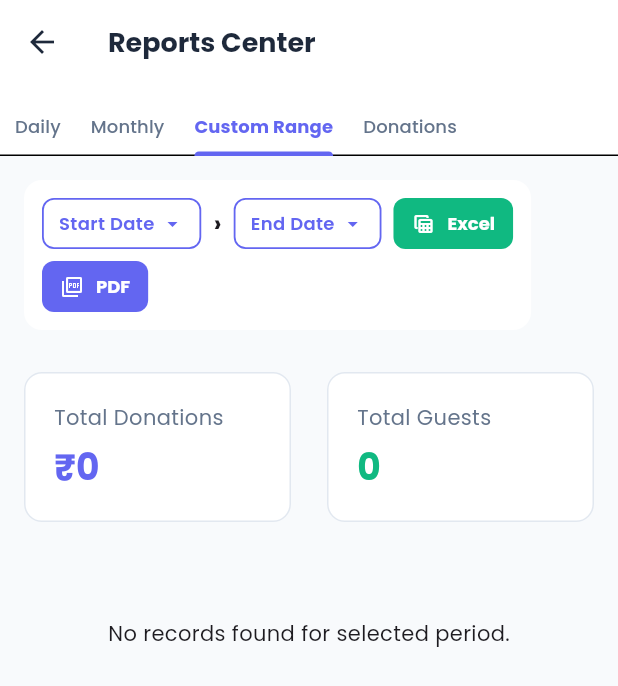
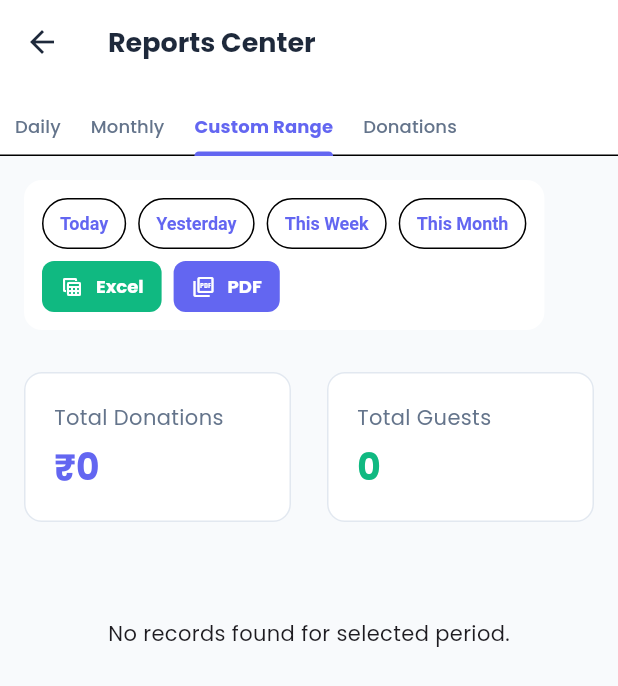
Before and after one commit to mdnaseef2004/City-Guest-Flutter, a Flutter app: the ReportsView screen opened directly, tab 3 chosen, on a phone screen of 412 x 824 dp. Shown: the top 686 px of the screen. Run offline on Flutter 3.47's test engine with Material 3 defaults, Android fonts, the phone set to English and light mode, and no system bars; our stand-ins replace file_picker, firebase_core, firebase_messaging, fl_chart, flutter_local_notifications, google_fonts and 5 more; missing offline and left inert: dart:js, excel, onesignal_flutter; accounts and stored records are empty.

Commit message:
Enable all filters (Today, Yesterday, This Week, This Month, Month Dropdown, Custom Range) for Admin Performance tab

```diff
--- a/lib/views/reports/reports_view.dart
+++ b/lib/views/reports/reports_view.dart
@@ -30,6 +30,7 @@ class _ReportsViewState extends State<ReportsView> with SingleTickerProviderStat
   DateTime _monthlyDate = DateTime.now();
   DateTimeRange? _customDateRange;
   DateTimeRange? _donationDateRange;
+  DateTimeRange? _adminPerfDateRange;
   List<EventModel> _adminPerfEvents = [];
   List<String> _selectedAdminNames = [];
 
@@ -101,10 +102,10 @@ class _ReportsViewState extends State<ReportsView> with SingleTickerProviderStat
         rows.sort((a, b) => b.donationAmount.compareTo(a.donationAmount));
       } else if (index == 4) {
         // Admin Performance
-        final startOfMonth = DateTime(_monthlyDate.year, _monthlyDate.month, 1);
-        final endOfMonth = DateTime(_monthlyDate.year, _monthlyDate.month + 1, 0);
-        final startStr = DateFormat('yyyy-MM-dd').format(startOfMonth);
-        final endStr = DateFormat('yyyy-MM-dd').format(endOfMonth);
+        final start = _adminPerfDateRange?.start ?? DateTime(_monthlyDate.year, _monthlyDate.month, 1);
+        final end = _adminPerfDateRange?.end ?? DateTime(_monthlyDate.year, _monthlyDate.month + 1, 0);
+        final startStr = DateFormat('yyyy-MM-dd').format(start);
+        final endStr = DateFormat('yyyy-MM-dd').format(end);
 
         rows = await GuestService.getAllGuestsForReports(
           startDate: startStr,
@@ -156,6 +157,8 @@ class _ReportsViewState extends State<ReportsView> with SingleTickerProviderStat
         _monthlyDate = range.start;
       } else if (_tabController.index == 3) {
         _donationDateRange = range;
+      } else if (_tabController.index == 4) {
+        _adminPerfDateRange = range;
       } else {
         _customDateRange = range;
       }
@@ -344,39 +347,26 @@ class _ReportsViewState extends State<ReportsView> with SingleTickerProviderStat
                     if (_tabController.index == 0) ...[
                       _buildPresetButton('Today'),
                       _buildPresetButton('Yesterday'),
-                    ] else if (_tabController.index == 1 || _tabController.index == 4) ...[
+                    ] else if (_tabController.index == 1) ...[
                       _buildPresetButton('This Month'),
                       _buildPresetButton('Last Month'),
                       _buildSelectMonthDropdown(),
-                    ] else if (_tabController.index == 2) ...[
-                      _buildDatePicker('Start Date', _customDateRange?.start, (date) {
+                    ] else if (_tabController.index == 4) ...[
+                      _buildPresetButton('Today'),
+                      _buildPresetButton('Yesterday'),
+                      _buildPresetButton('This Week'),
+                      _buildPresetButton('This Month'),
+                      _buildSelectMonthDropdown(),
+                      _buildDatePicker('Start Date', _adminPerfDateRange?.start, (date) {
                         setState(() {
-                          _customDateRange = DateTimeRange(start: date, end: _customDateRange?.end ?? date);
+                          _adminPerfDateRange = DateTimeRange(start: date, end: _adminPerfDateRange?.end ?? date);
                         });
                         _loadReportData();
                       }),
                       const Text('›', style: TextStyle(fontWeight: FontWeight.bold, fontSize: 16)),
-                      _buildDatePicker('End Date', _customDateRange?.end, (date) {
+                      _buildDatePicker('End Date', _adminPerfDateRange?.end, (date) {
                         setState(() {
-                          _customDateRange = DateTimeRange(start: _customDateRange?.start ?? date, end: date);
-                        });
-                        _loadReportData();
-                      }),
-                    ] else if (_tabController.index == 3) ...[
-                      _buildPresetButton('Today'),
-                      _buildPresetButton('Yesterday'),
-                      _buildPresetButton('This Month'),
-                      _buildSelectMonthDropdown(),
-                      _buildDatePicker('Start Date', _donationDateRange?.start, (date) {
-                        setState(() {
-                          _donationDateRange = DateTimeRange(start: date, end: _donationDateRange?.end ?? date);
-                        });
-                        _loadReportData();
-                      }),
-                      const Text('›', style: TextStyle(fontWeight: FontWeight.bold, fontSize: 16)),
-                      _buildDatePicker('End Date', _donationDateRange?.end, (date) {
-                        setState(() {
-                          _donationDateRange = DateTimeRange(start: _donationDateRange?.start ?? date, end: date);
+                          _adminPerfDateRange = DateTimeRange(start: _adminPerfDateRange?.start ?? date, end: date);
                         });
                         _loadReportData();
                       }),
```
